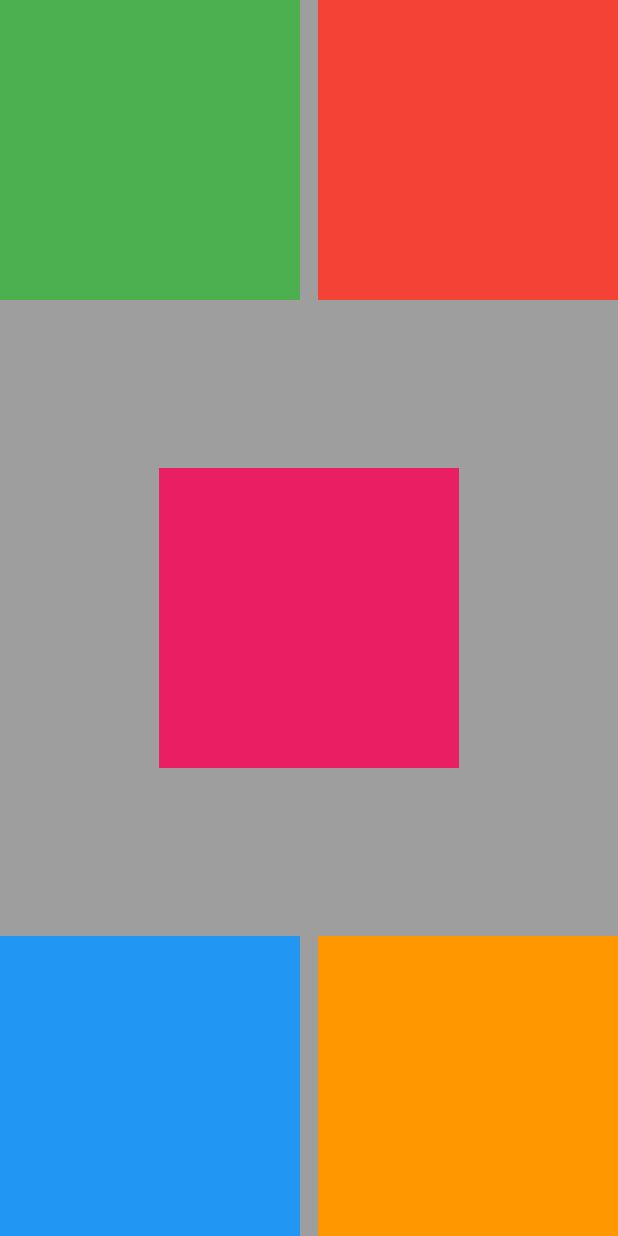
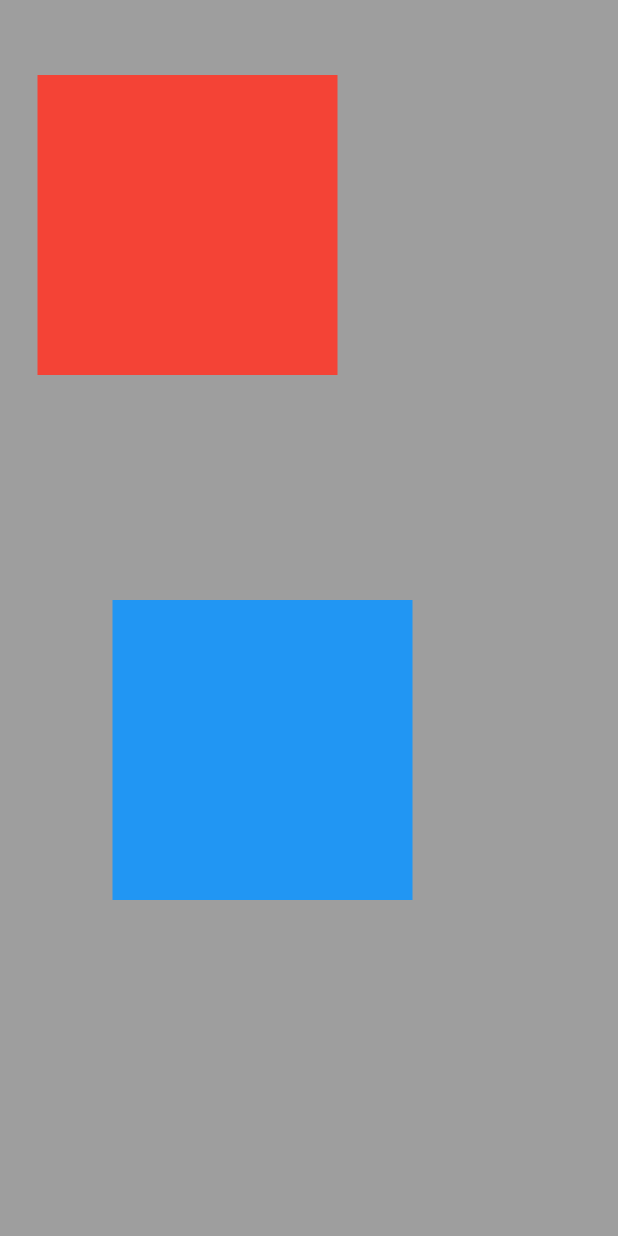
Before and after one commit to rakshithjodukallu/app_tutorial, a Flutter app: the screen it shows after launch, on a phone screen of 412 x 824 dp. Run offline on Flutter 3.47's test engine with Material 2 defaults, Android fonts, the phone set to English and light mode, and no system bars.

Commit message:
positioned

```diff
--- a/lib/pages/stackWidget.dart
+++ b/lib/pages/stackWidget.dart
@@ -10,46 +10,67 @@ class StackWidget extends StatelessWidget {
       child: Stack(
         alignment: Alignment.topCenter,
         children: <Widget>[
-          Align(
-            alignment: Alignment.topRight,
+          Positioned(
+            left: 25,
+            top: 50,
             child: Container(
               width: 200,
               height: 200,
               color: Colors.red,
             ),
           ),
-          Align(
-            alignment: Alignment.topLeft,
-            child: Container(
-              width: 200,
-              height: 200,
-              color: Colors.green,
-            ),
-          ),
-          Align(
-            alignment: Alignment.bottomLeft,
+          Positioned(
+            left: 75,
+            top: 400,
             child: Container(
               width: 200,
               height: 200,
               color: Colors.blue,
             ),
           ),
-          Align(
-            alignment: Alignment.bottomRight,
-            child: Container(
-              width: 200,
-              height: 200,
-              color: Colors.orange,
-            ),
-          ),
-          Align(
-            alignment: Alignment.center,
-            child: Container(
-              width: 200,
-              height: 200,
-              color: Colors.pink,
-            ),
-          ),
+
+          // **** alignment examples *****
+
+          // Align(
+          //   alignment: Alignment.topRight,
+          //   child: Container(
+          //     width: 200,
+          //     height: 200,
+          //     color: Colors.red,
+          //   ),
+          // ),
+          // Align(
+          //   alignment: Alignment.topLeft,
+          //   child: Container(
+          //     width: 200,
+          //     height: 200,
+          //     color: Colors.green,
+          //   ),
+          // ),
+          // Align(
+          //   alignment: Alignment.bottomLeft,
+          //   child: Container(
+          //     width: 200,
+          //     height: 200,
+          //     color: Colors.blue,
+          //   ),
+          // ),
+          // Align(
+          //   alignment: Alignment.bottomRight,
+          //   child: Container(
+          //     width: 200,
+          //     height: 200,
+          //     color: Colors.orange,
+          //   ),
+          // ),
+          // Align(
+          //   alignment: Alignment.center,
+          //   child: Container(
+          //     width: 200,
+          //     height: 200,
+          //     color: Colors.amber,
+          //   ),
+          // ),
         ],
         // textDirection: TextDirection.rtl,
         // alignment: Alignment.bottomCenter,
```
